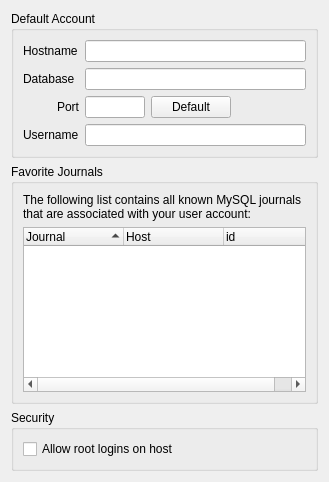
This is ui/configurationmysql.ui in pwizard2/robojournal as Qt 5 draws it before an edit. The edited form follows.
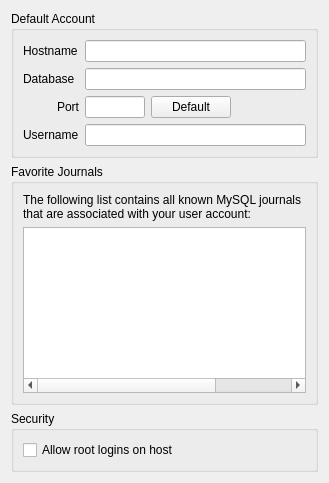
This is the edited form.

Commit message: added indepent entry range framework

What changed in the file:
```diff
--- a/ui/configurationmysql.ui
+++ b/ui/configurationmysql.ui
@@ -7,7 +7,7 @@
     <x>0</x>
     <y>0</y>
     <width>329</width>
-    <height>482</height>
+    <height>483</height>
    </rect>
   </property>
   <property name="windowTitle">
@@ -140,7 +140,7 @@
          <bool>true</bool>
         </property>
         <attribute name="headerVisible">
-         <bool>true</bool>
+         <bool>false</bool>
         </attribute>
         <attribute name="headerShowSortIndicator" stdset="0">
          <bool>true</bool>
@@ -160,6 +160,11 @@
           <string>id</string>
          </property>
         </column>
+        <column>
+         <property name="text">
+          <string>Range</string>
+         </property>
+        </column>
        </widget>
       </item>
      </layout>
```
The commit also changes 2 other files.
